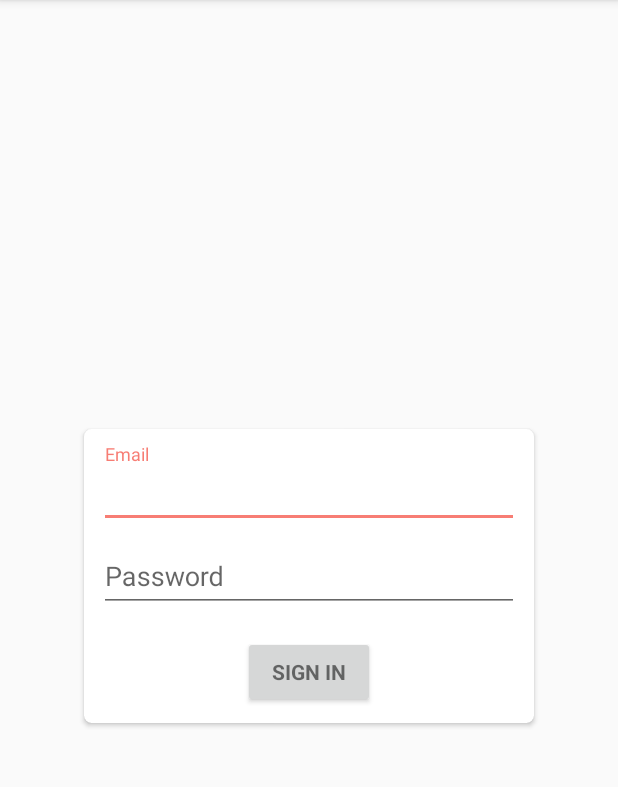
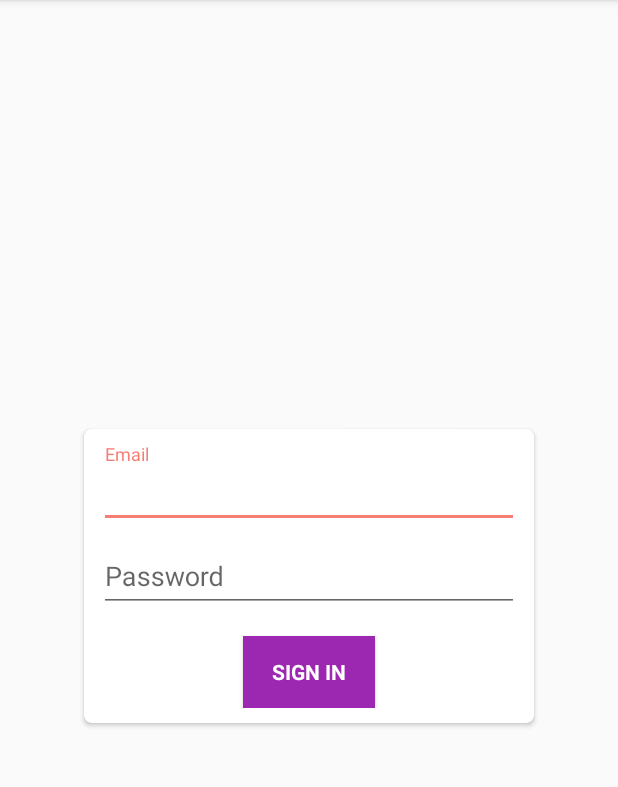
Before and after one commit to isratnishi/PILOT-Track, an Android app: the screen it shows after launch (LoginActivity), on a phone screen of 412 x 824 dp, the part 84-871 px from its top. Run offline under Robolectric (Android 15) with nearby library versions, the light colour scheme and no system bars; 2 statements that could not run were skipped.

Commit message:
login activity change

```diff
--- a/app/src/main/res/layout/activity_login.xml
+++ b/app/src/main/res/layout/activity_login.xml
@@ -1,11 +1,11 @@
 <?xml version="1.0" encoding="utf-8"?>
 <LinearLayout xmlns:android="http://schemas.android.com/apk/res/android"
+    xmlns:app="http://schemas.android.com/apk/res-auto"
     xmlns:tools="http://schemas.android.com/tools"
     android:layout_width="match_parent"
     android:layout_height="match_parent"
-    xmlns:app="http://schemas.android.com/apk/res-auto"
+    android:layout_gravity="center"
     android:gravity="center"
-    android:layout_gravity="center"
     android:orientation="vertical"
     android:paddingLeft="@dimen/activity_horizontal_margin"
     android:paddingTop="@dimen/activity_vertical_margin"
@@ -30,11 +30,10 @@
         <android.support.v7.widget.CardView
             android:layout_width="match_parent"
             android:layout_height="wrap_content"
+            android:layout_gravity="center"
             android:layout_margin="40dp"
-            android:layout_gravity="center"
-            app:cardCornerRadius="5dp"
-
-            android:elevation="10dp">
+            android:elevation="10dp"
+            app:cardCornerRadius="5dp">
 
             <LinearLayout
                 android:id="@+id/email_login_form"
@@ -80,8 +79,10 @@
                     android:id="@+id/email_sign_in_button"
                     style="?android:textAppearanceSmall"
                     android:layout_width="wrap_content"
+                    android:layout_height="wrap_content"
+                    android:background="@color/colorPrimary"
+                    android:textColor="@android:color/white"
                     android:layout_gravity="center"
-                    android:layout_height="wrap_content"
                     android:layout_marginTop="16dp"
                     android:text="@string/action_sign_in"
                     android:textStyle="bold" />
```
